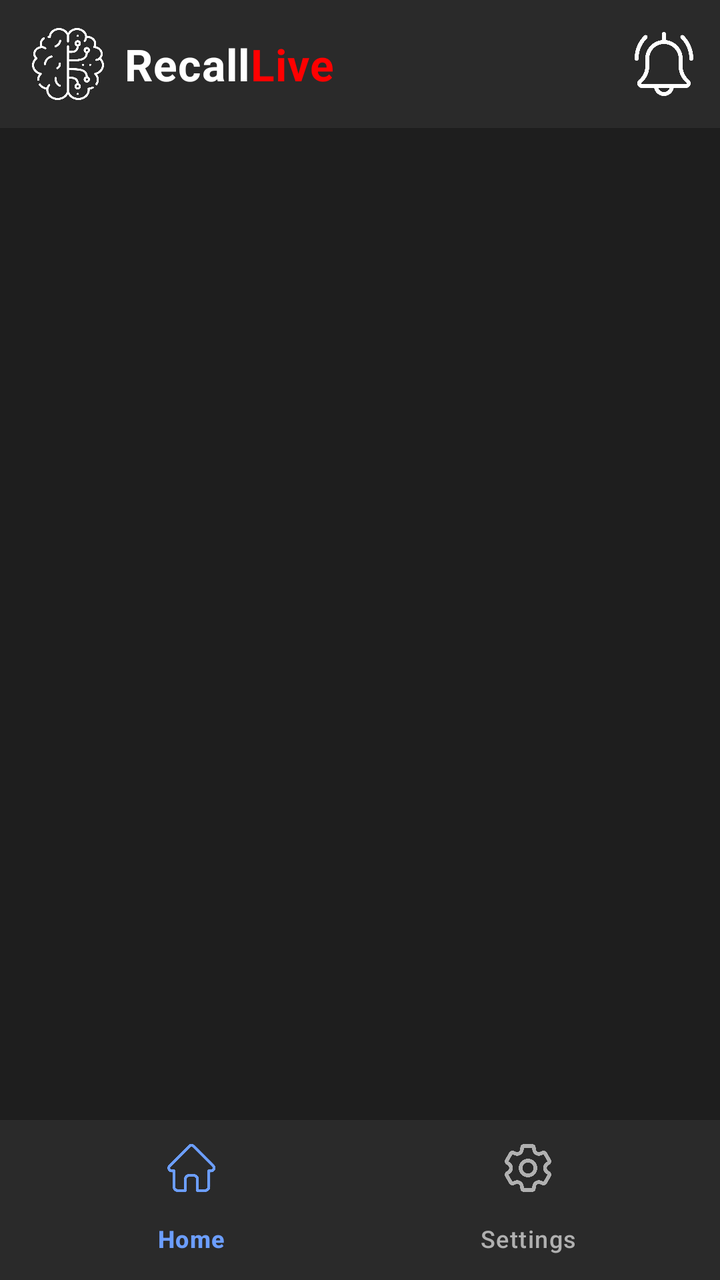
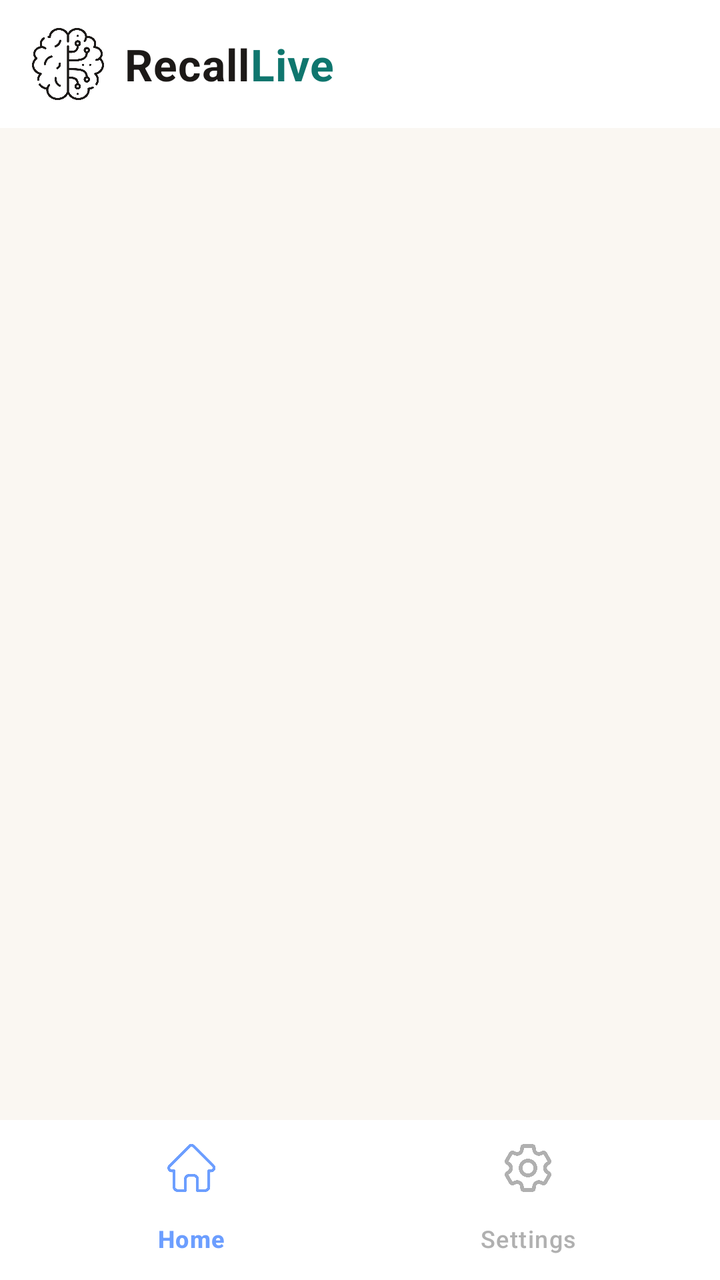

The first picture is an Android layout as it rendered before a commit; the second is the same layout after the commit. The layout source and the unified diff follow.
<!-- AndroidManifest.xml: application theme Theme.RecallLive -->
<!-- res/layout/activity_guardianmain.xml -->
<?xml version="1.0" encoding="utf-8"?>
<androidx.constraintlayout.widget.ConstraintLayout xmlns:android="http://schemas.android.com/apk/res/android"
    xmlns:tools="http://schemas.android.com/tools"
    android:layout_width="match_parent"
    xmlns:app="http://schemas.android.com/apk/res-auto"
    android:layout_height="match_parent"
    android:background="#1E1E1E">

    
    <androidx.appcompat.widget.Toolbar
        android:id="@+id/toolbar"
        android:layout_width="match_parent"
        android:layout_height="?attr/actionBarSize"
        android:background="#2A2A2A"
        android:elevation="8dp"
        app:layout_constraintEnd_toEndOf="parent"
        app:layout_constraintStart_toStartOf="parent"
        app:layout_constraintTop_toTopOf="parent"
        app:menu="@menu/top_menu">

        
        <androidx.constraintlayout.widget.ConstraintLayout
            android:layout_width="match_parent"
            android:layout_height="match_parent">

            
            <ImageView
                android:id="@+id/iv_logo"
                android:layout_width="36dp"
                android:layout_height="36dp"
                android:src="@drawable/brain"
                app:layout_constraintBottom_toBottomOf="parent"
                app:layout_constraintStart_toStartOf="parent"
                app:layout_constraintTop_toTopOf="parent"
                app:tint="#FFFFFF" />

            <TextView
                android:id="@+id/tv_app_name"
                android:layout_width="wrap_content"
                android:layout_height="wrap_content"
                android:layout_marginStart="10dp"
                android:text="Recall"
                android:textColor="#FFFFFF"
                android:textSize="22sp"
                android:textStyle="bold"
                android:letterSpacing="0.02"
                app:layout_constraintBottom_toBottomOf="parent"
                app:layout_constraintStart_toEndOf="@id/iv_logo"
                app:layout_constraintTop_toTopOf="parent" />

            <TextView
                android:id="@+id/tv_app_name_live"
                android:layout_width="wrap_content"
                android:layout_height="wrap_content"
                android:text="Live"
                android:textColor="#FF0000"
                android:textSize="22sp"
                android:textStyle="bold"
                android:letterSpacing="0.02"
                app:layout_constraintBottom_toBottomOf="parent"
                app:layout_constraintStart_toEndOf="@id/tv_app_name"
                app:layout_constraintTop_toTopOf="parent" />

        </androidx.constraintlayout.widget.ConstraintLayout>

    </androidx.appcompat.widget.Toolbar>

    <com.google.android.material.bottomnavigation.BottomNavigationView
        android:id="@+id/bottom_navigation"
        android:layout_width="match_parent"
        android:layout_height="wrap_content"
        android:background="#2A2A2A"
        android:elevation="8dp"
        app:itemIconTint="@color/bottom_nav_color"
        app:itemTextColor="@color/bottom_nav_color"
        app:labelVisibilityMode="labeled"
        app:layout_constraintBottom_toBottomOf="parent"
        app:layout_constraintEnd_toEndOf="parent"
        app:layout_constraintStart_toStartOf="parent"
        app:menu="@menu/bottom_menuguardian" />

    <FrameLayout
        android:id="@+id/container"
        android:layout_width="match_parent"
        android:layout_height="0dp"
        app:layout_constraintTop_toBottomOf="@id/toolbar"
        app:layout_constraintBottom_toTopOf="@id/bottom_navigation"
        app:layout_constraintStart_toStartOf="parent"
        app:layout_constraintEnd_toEndOf="parent">

    </FrameLayout>
</androidx.constraintlayout.widget.ConstraintLayout>
<!-- resources referenced by this layout -->
<resources>
  <!-- drawable brain: png bitmap (drawable, 26682 bytes) -->
  <style name="Theme.RecallLive" parent="Base.Theme.RecallLive" />
  <style name="Base.Theme.RecallLive" parent="Theme.Material3.DayNight.NoActionBar">
          
          
      </style>
</resources>

<!-- the commit's change to res/layout/activity_guardianmain.xml (unified diff, before → after) -->
@@ -4,14 +4,14 @@
     android:layout_width="match_parent"
     xmlns:app="http://schemas.android.com/apk/res-auto"
     android:layout_height="match_parent"
-    android:background="#1E1E1E">
+    android:background="#FAF7F2">
 
     
     <androidx.appcompat.widget.Toolbar
         android:id="@+id/toolbar"
         android:layout_width="match_parent"
         android:layout_height="?attr/actionBarSize"
-        android:background="#2A2A2A"
+        android:background="#FFFFFF"
         android:elevation="8dp"
         app:layout_constraintEnd_toEndOf="parent"
         app:layout_constraintStart_toStartOf="parent"
@@ -32,7 +32,7 @@
                 app:layout_constraintBottom_toBottomOf="parent"
                 app:layout_constraintStart_toStartOf="parent"
                 app:layout_constraintTop_toTopOf="parent"
-                app:tint="#FFFFFF" />
+                app:tint="#1C1917" />
 
             <TextView
                 android:id="@+id/tv_app_name"
@@ -40,7 +40,7 @@
                 android:layout_height="wrap_content"
                 android:layout_marginStart="10dp"
                 android:text="Recall"
-                android:textColor="#FFFFFF"
+                android:textColor="#1C1917"
                 android:textSize="22sp"
                 android:textStyle="bold"
                 android:letterSpacing="0.02"
@@ -53,7 +53,7 @@
                 android:layout_width="wrap_content"
                 android:layout_height="wrap_content"
                 android:text="Live"
-                android:textColor="#FF0000"
+                android:textColor="#0F766E"
                 android:textSize="22sp"
                 android:textStyle="bold"
                 android:letterSpacing="0.02"
@@ -69,7 +69,7 @@
         android:id="@+id/bottom_navigation"
         android:layout_width="match_parent"
         android:layout_height="wrap_content"
-        android:background="#2A2A2A"
+        android:background="#FFFFFF"
         android:elevation="8dp"
         app:itemIconTint="@color/bottom_nav_color"
         app:itemTextColor="@color/bottom_nav_color"
